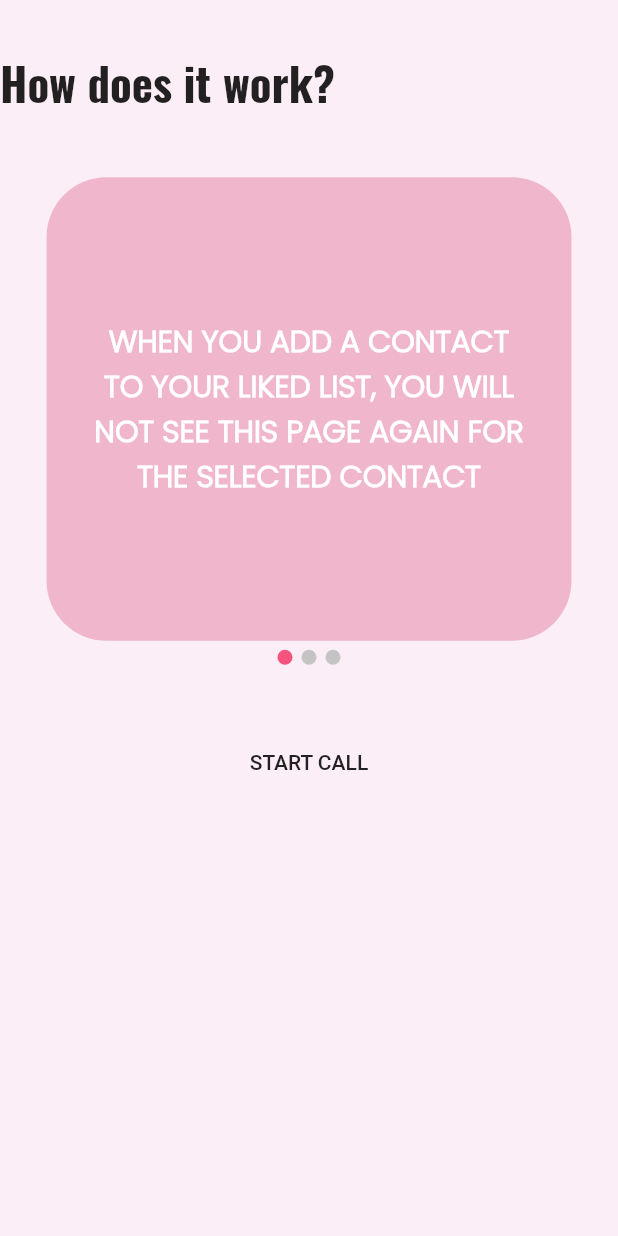
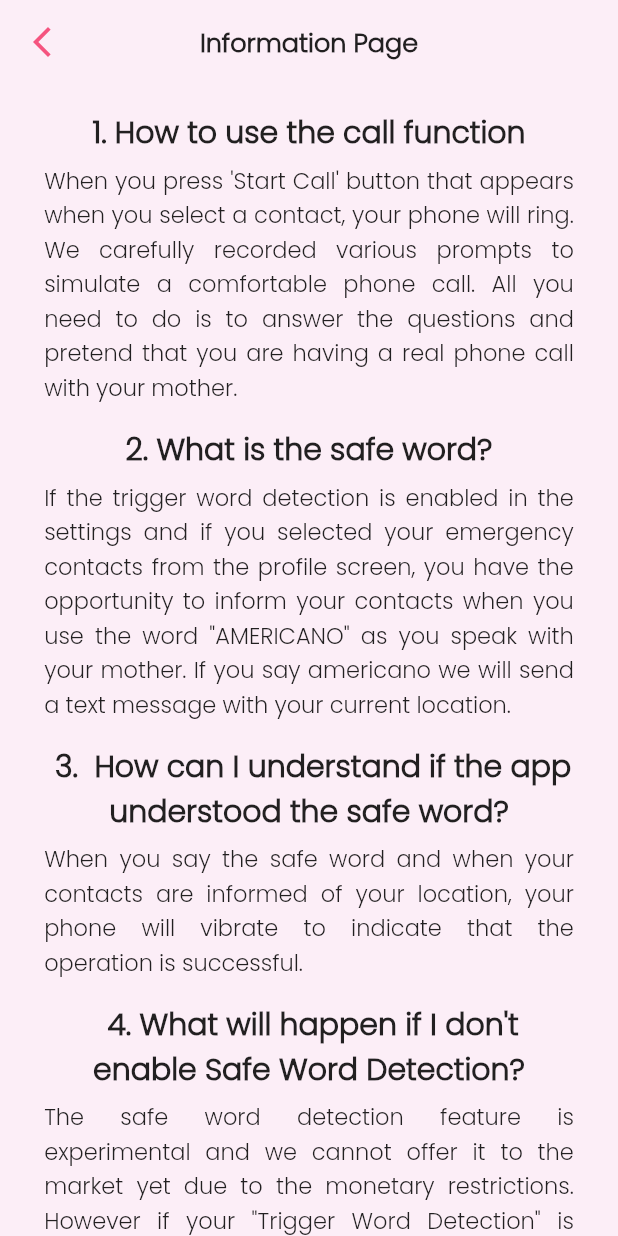
Before and after one commit to dila0/google-solution-challenge-2023-bilkent, a Flutter app: the ContactOptionsScreen screen opened by its route, after a tap on "MOM", after a tap on the "question mark" icon, on a phone screen of 412 x 824 dp. Run offline on Flutter 3.47's test engine with Material 2 defaults, Android fonts, the phone set to English and light mode, and no system bars; drawn by our look-alikes of banner_carousel; our stand-ins replace assets_audio_player, awesome_snackbar_content, babstrap_settings_screen, cloud_firestore, firebase_auth, firebase_core and 8 more; missing offline and left inert: favorite_button, flutter_sms, noise_meter, porcupine_flutter, smart_alert_dialog; accounts and stored records are empty.

Commit message:
Added info pages and made them dynamic

```diff
--- /dev/null
+++ b/lib/screens/info_page.dart
@@ -0,0 +1,94 @@
+import 'package:flutter/material.dart';
+
+import '../utilities/constants.dart';
+import '../utilities/firebase_utility.dart';
+import '../utilities/register_text_field.dart';
+
+class infoPage extends StatelessWidget {
+  String? contact;
+  infoPage(String contactName){
+    if (contactName == "MOM") this.contact = "mother";
+    else if (contactName == "DAD") this.contact = "father";
+    else if (contactName == "LOVER") this.contact = "boyfriend";
+    else if (contactName == "BESTIE") this.contact = "friend";
+    else this.contact = "selected contact";
+  }
+
+
+
+
+
+
+  @override
+  Widget build(BuildContext context) {
+
+    String howToUseCallFunction = "When you press \'Start Call\' button that appears when you select a contact, your phone will ring. We carefully recorded various prompts to simulate a comfortable phone call. All you need to do is to answer the questions and pretend that you are having a real phone call with your $contact. ";
+
+    String whatIsTheSafeWord = "If the trigger word detection is enabled in the settings and if you selected your emergency contacts from the profile screen, you have the opportunity to inform your contacts when you use the word \"AMERICANO\" as you speak with your $contact. If you say americano we will send a text message with your current location.";
+
+    String itWillVibrate = "When you say the safe word and when your contacts are informed of your location, your phone will vibrate to indicate that the operation is successful.";
+
+    String safeWordDisabled = "The safe word detection feature is experimental and we cannot offer it to the market yet due to the monetary restrictions. However if your \"Trigger Word Detection\" is close, there will be a button in your screen that does the exact operations as described above!";
+
+    String fakeUI = "The buttons in the call page when you answer the call from your $contact, are there just make it look like you're having an actual phone call. So make sure you do no try to engage with them :)";
+
+    void clickedDone() {
+        Navigator.pop(context);
+      }
+    return Scaffold(
+      appBar: AppBar(
+        backgroundColor: Colors.transparent,
+        shadowColor: Colors.transparent,
+        centerTitle: true,
+        title: Text(
+          "Information Page",
+          style: kEmergencyContactTextStyle.copyWith(color: Colors.black87),
+        ),
+        leading: IconButton(
+          onPressed: () {
+            Navigator.pop(context);
+          },
+          icon: const Icon(
+            Icons.arrow_back_ios_new,
+            color: kButtonColor,
+          ),
+        ),
+      ),
+      backgroundColor: kBackgroundColor,
+      body: SingleChildScrollView(
+        child: Column(
+          crossAxisAlignment: CrossAxisAlignment.center,
+          children: [
+            SizedBox(
+              height: MediaQuery.of(context).size.height / 100,
+              width: double.infinity,
+            ),
+            InfoSection(context, "1. How to use the call function", howToUseCallFunction),
+            InfoSection(context, "2. What is the safe word?", whatIsTheSafeWord),
+            InfoSection(context, " 3.  How can I understand if the app understood the safe word?" , itWillVibrate),
+            InfoSection(context, " 4. What will happen if I don't enable Safe Word Detection?" , safeWordDisabled),
+            InfoSection(context, " 5. Why can't I use the buttons in the phone screen?" , fakeUI),
+            SizedBox(height: MediaQuery.of(context).size.height / 25,
+              width: double.infinity,)
+
+          ],
+        ),
+      ),
+    );
+  }
+}
+
+Column InfoSection(BuildContext context, String title, String text){
+  return Column(
+    children: [
+      Padding(
+        padding: EdgeInsets.only(top: MediaQuery.of(context).size.height/90,left:MediaQuery.of(context).size.width/14, right: MediaQuery.of(context).size.width/14 ),
+        child: Text(title, style: kInfoTileStyle, textAlign: TextAlign.center,),
+      ),
+      Padding(
+          padding: EdgeInsets.symmetric(vertical: MediaQuery.of(context).size.height/150, horizontal: MediaQuery.of(context).size.width/14 ) ,
+          child: Text(text, style: kInfoTextStyle, textAlign: TextAlign.justify,))
+    ],
+  );
+
+}
--- a/lib/utilities/constants.dart
+++ b/lib/utilities/constants.dart
@@ -20,6 +20,18 @@ const kCallerIdTextStyle = TextStyle(
   fontWeight: FontWeight.w500,
 );
 
+const kInfoTileStyle = TextStyle(
+  fontFamily: 'Poppins',
+  fontSize: 20.0,
+  fontWeight: FontWeight.bold,
+  color: Colors.black87,
+);
+const kInfoTextStyle = TextStyle(
+  fontFamily: 'Poppins',
+  fontSize: 15.0,
+  fontWeight: FontWeight.w500,
+  color: Colors.black87,
+);
 const kButtonTextStyle = TextStyle(
   fontFamily: 'Amatic SC',
   fontSize: 20.0,
--- a/lib/utilities/contact_card.dart
+++ b/lib/utilities/contact_card.dart
@@ -4,10 +4,13 @@ import 'package:line_icons/line_icon.dart';
 import 'package:line_icons/line_icons.dart';
 import '../models/callerData.dart';
 import '../screens/incoming_call_screen.dart';
+import '../screens/info_page.dart';
 import 'constants.dart';
 import 'package:favorite_button/favorite_button.dart';
 import 'package:google_solution/contact_options/dad_screen.dart';
 import 'package:provider/provider.dart';
+
+import 'custom_animations.dart';
 
 class ContactCard extends StatefulWidget {
   ContactCard(
@@ -135,10 +138,17 @@ class _ContactCard extends State<ContactCard> {
                               return page;
                             }));
                           },
-                          child: Icon(
-                            Icons.question_mark_outlined,
-                            color: Colors.purpleAccent,
-                            size: 15,
+                          child: GestureDetector(
+                            onTap: () => Navigator.push(
+                                context,
+                                CustomAnimations.slideTransition(
+                                  page: infoPage(contactName),
+                                )),
+                            child: Icon(
+                              Icons.question_mark_outlined,
+                              color: Colors.black87,
+                              size: 15,
+                            ),
                           ),
                         )
                       : Text(''),
```
